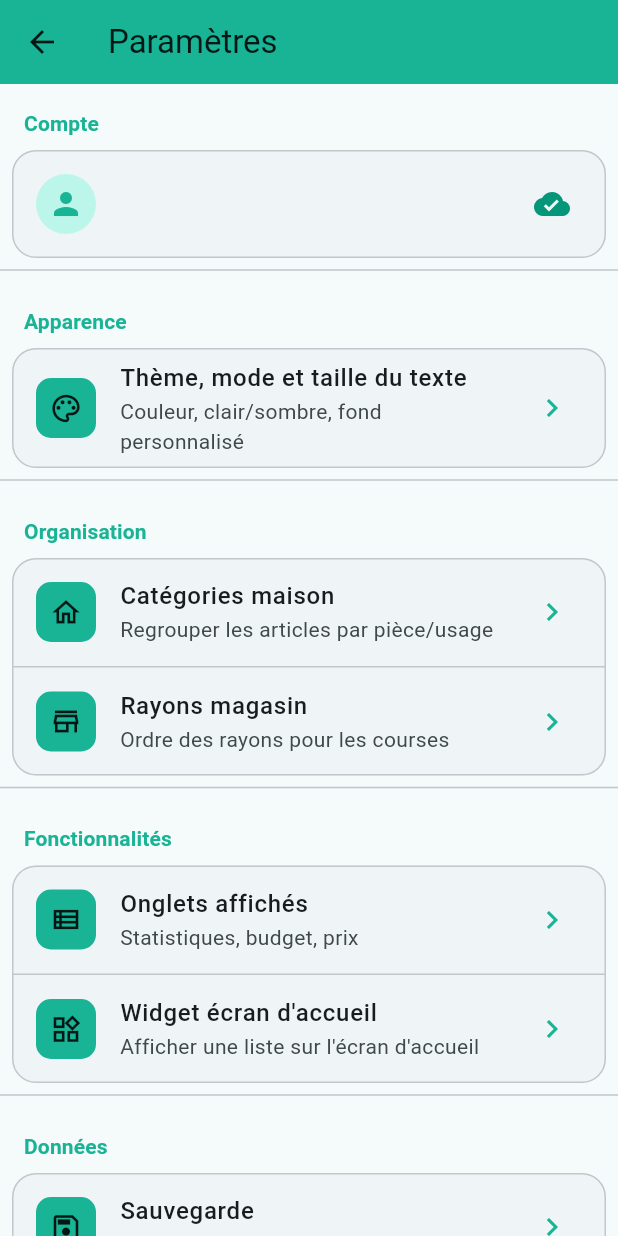
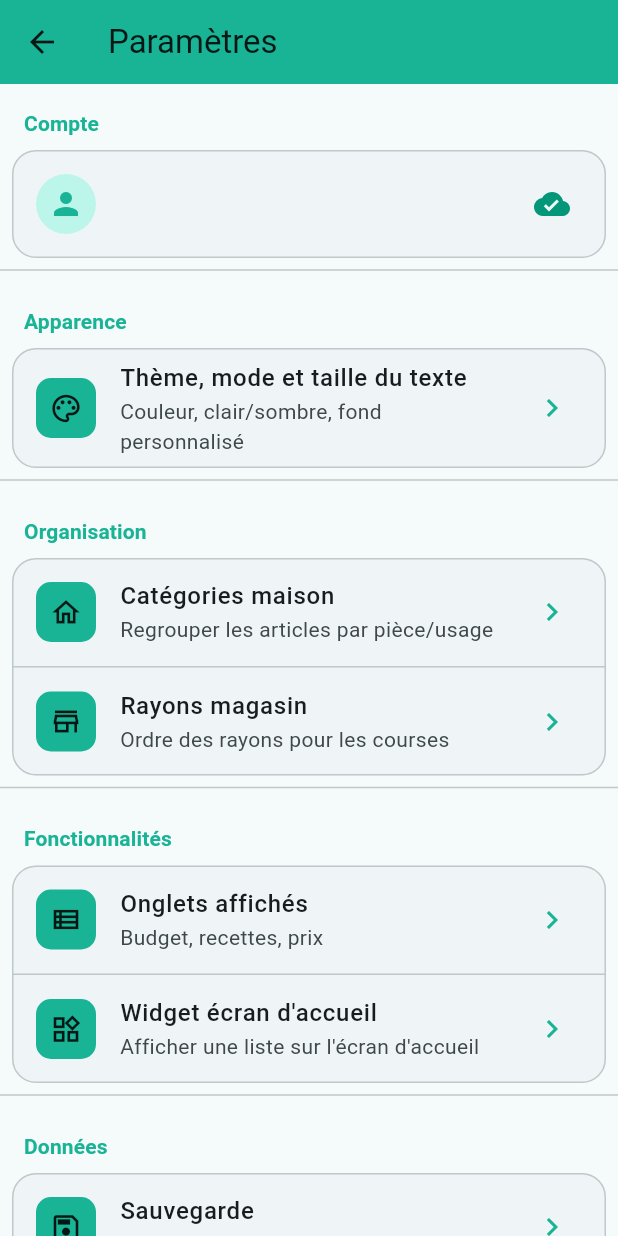
Before and after one commit to jeremygeorgesdurand-dev/SmartCart, a Flutter app: the ParametresScreen screen opened directly, on a phone screen of 412 x 824 dp. Run offline on Flutter 3.47's test engine with Material 3 defaults, Android fonts, the phone set to English and light mode, and no system bars; our stand-ins replace cloud_firestore, file_picker, firebase_auth, firebase_core, firebase_crashlytics, firebase_messaging and 14 more; missing offline and left inert: firebase_app_check, google_mlkit_text_recognition, mobile_scanner; accounts and stored records are empty; project files that could hold a hidden picture were left out.

Commit message:
Réglages : sous-titre « Onglets affichés » sans « Statistiques » (obsolète)
Les stats ne sont plus un onglet (fusionnées dans Budget) : on corrige le
sous-titre en conséquence.

Co-Authored-By: Claude Opus 4.8 <noreply@anthropic.com>

```diff
--- a/lib/screens/parametres_screen.dart
+++ b/lib/screens/parametres_screen.dart
@@ -75,7 +75,7 @@ class ParametresScreen extends ConsumerWidget {
                 _MenuTile(
                   icone: Icons.view_list_outlined,
                   titre: 'Onglets affichés',
-                  sousTitre: 'Statistiques, budget, prix',
+                  sousTitre: 'Budget, recettes, prix',
                   onTap: () => Navigator.push(context,
                       MaterialPageRoute(builder: (_) => const FonctionnalitesScreen())),
                 ),
```
